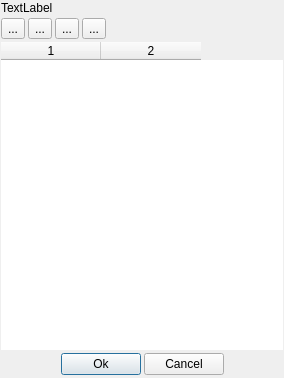
timi-liuliang/echo, file engine/core/render/base/editor/shader/node/ui/parameter_list_editor_dialog.ui: the form before one commit.
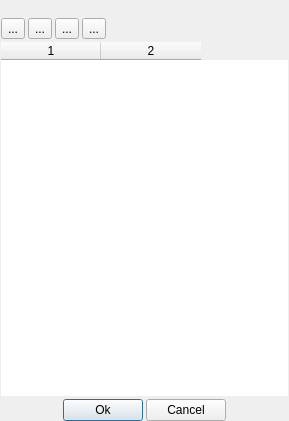
The form after the commit. Custom widgets are drawn as their Qt base class.

Commit message: Custom Property Editor for edit ParamterList #880

Patch:
```diff
--- a/engine/core/render/base/editor/shader/node/ui/parameter_list_editor_dialog.ui
+++ b/engine/core/render/base/editor/shader/node/ui/parameter_list_editor_dialog.ui
@@ -6,8 +6,8 @@
    <rect>
     <x>0</x>
     <y>0</y>
-    <width>284</width>
-    <height>378</height>
+    <width>289</width>
+    <height>421</height>
    </rect>
   </property>
   <property name="windowTitle">
@@ -27,30 +27,13 @@
     <number>1</number>
    </property>
    <property name="bottomMargin">
-    <number>3</number>
+    <number>0</number>
    </property>
    <item>
-    <widget class="QLabel" name="m_menuBar">
-     <property name="text">
-      <string>TextLabel</string>
-     </property>
-    </widget>
+    <widget class="QT_UI::QMenuBarEx" name="m_menuBar"/>
    </item>
    <item>
     <layout class="QHBoxLayout" name="horizontalLayout_2">
-     <item>
-      <widget class="QToolButton" name="m_delete">
-       <property name="toolTip">
-        <string>Delete selected parameters</string>
-       </property>
-       <property name="statusTip">
-        <string>Delete selected parameters</string>
-       </property>
-       <property name="text">
-        <string>...</string>
-       </property>
-      </widget>
-     </item>
      <item>
       <widget class="QToolButton" name="m_add">
        <property name="toolTip">
@@ -64,6 +47,19 @@
        </property>
       </widget>
      </item>
+     <item>
+      <widget class="QToolButton" name="m_delete">
+       <property name="toolTip">
+        <string>Delete selected parameters</string>
+       </property>
+       <property name="statusTip">
+        <string>Delete selected parameters</string>
+       </property>
+       <property name="text">
+        <string>...</string>
+       </property>
+      </widget>
+     </item>
      <item>
       <widget class="QToolButton" name="m_moveUp">
        <property name="toolTip">
@@ -178,6 +174,13 @@
    </item>
   </layout>
  </widget>
+ <customwidgets>
+  <customwidget>
+   <class>QT_UI::QMenuBarEx</class>
+   <extends>QLabel</extends>
+   <header>engine/core/editor/qt/extension/QMenuBarEx.h</header>
+  </customwidget>
+ </customwidgets>
  <resources/>
  <connections/>
 </ui>
```
The commit also changes 21 other files.
